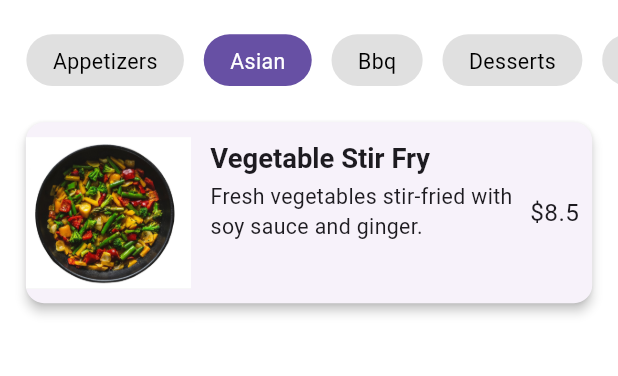
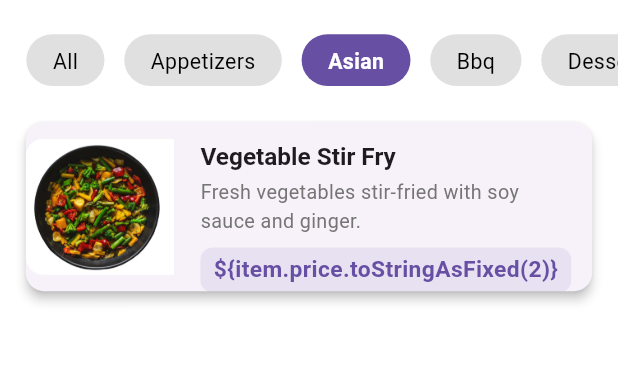
Before and after one commit to YoussefShawky0/iti_flutter_labs_2025, a Flutter app: the screen it shows after launch, after a tap on "Appetizers", after a tap on "Asian", on a phone screen of 412 x 824 dp, the part 62-438 px from its top. Run offline on Flutter 3.47's test engine with Material 3 defaults, Android fonts, the phone set to English and light mode, and no system bars; our stand-ins replace flutter_screenutil.

Commit message:
Refactor HomeScreen and MenuCard for improved category filtering and layout responsiveness

```diff
--- a/Flutter_Labs/restaurant_menu_app/lib/screens/home.dart
+++ b/Flutter_Labs/restaurant_menu_app/lib/screens/home.dart
@@ -12,16 +12,19 @@ class HomeScreen extends StatefulWidget {
 }
 
 class _HomeScreenState extends State<HomeScreen> {
-  String selectedCategory = "Main";
+  String selectedCategory = "All";
 
   @override
   Widget build(BuildContext context) {
-    final filteredItems = menuItems
-        .where(
-          (item) =>
-              item.category.toLowerCase() == selectedCategory.toLowerCase(),
-        )
-        .toList();
+    final filteredItems = selectedCategory == "All"
+        ? menuItems
+        : menuItems
+              .where(
+                (item) =>
+                    item.category.toLowerCase() ==
+                    selectedCategory.toLowerCase(),
+              )
+              .toList();
 
     return Scaffold(
       appBar: AppBar(title: const Text("RESTAURANT MENU")),
@@ -40,8 +43,8 @@ class _HomeScreenState extends State<HomeScreen> {
               itemCount: filteredItems.length,
               physics: const BouncingScrollPhysics(),
               gridDelegate: SliverGridDelegateWithFixedCrossAxisCount(
-                crossAxisCount: 1.sw > 600 ? 2 : 1,
-                childAspectRatio: 3,
+                crossAxisCount: _getCrossAxisCount(context),
+                childAspectRatio: _getChildAspectRatio(context),
                 crossAxisSpacing: 12.w,
                 mainAxisSpacing: 12.h,
               ),
@@ -54,4 +57,18 @@ class _HomeScreenState extends State<HomeScreen> {
       ),
     );
   }
+
+  int _getCrossAxisCount(BuildContext context) {
+    final width = MediaQuery.of(context).size.width;
+    if (width > 1200) return 3;
+    if (width > 800) return 2;
+    return 1;
+  }
+
+  double _getChildAspectRatio(BuildContext context) {
+    final width = MediaQuery.of(context).size.width;
+    if (width > 1200) return 2.5;
+    if (width > 800) return 2.8;
+    return 3.2;
+  }
 }
--- a/Flutter_Labs/restaurant_menu_app/lib/widgets/category_tab_bar_widget.dart
+++ b/Flutter_Labs/restaurant_menu_app/lib/widgets/category_tab_bar_widget.dart
@@ -18,16 +18,17 @@ class CategoryTabBar extends StatelessWidget {
   @override
   Widget build(BuildContext context) {
     final categories = CategoryModel.fromMenuItems(allMenuItems);
+    final allCategories = ['All', ...categories];
 
     return SizedBox(
       height: 50.h,
       child: ListView.separated(
         scrollDirection: Axis.horizontal,
         padding: EdgeInsets.symmetric(horizontal: 16.w, vertical: 8.h),
-        itemCount: categories.length,
+        itemCount: allCategories.length,
         separatorBuilder: (_, __) => SizedBox(width: 12.w),
         itemBuilder: (context, index) {
-          final category = categories[index];
+          final category = allCategories[index];
           final isSelected = selected == category;
 
           return GestureDetector(
@@ -46,6 +47,9 @@ class CategoryTabBar extends StatelessWidget {
                   style: TextStyle(
                     fontSize: 14.sp,
                     color: isSelected ? Colors.white : Colors.black,
+                    fontWeight: isSelected
+                        ? FontWeight.bold
+                        : FontWeight.normal,
                   ),
                 ),
               ),
--- a/Flutter_Labs/restaurant_menu_app/lib/widgets/menu_card_widget.dart
+++ b/Flutter_Labs/restaurant_menu_app/lib/widgets/menu_card_widget.dart
@@ -13,29 +13,138 @@ class MenuCard extends StatelessWidget {
       elevation: 3,
       clipBehavior: Clip.antiAlias,
       shape: RoundedRectangleBorder(borderRadius: BorderRadius.circular(12.r)),
+      child: IntrinsicHeight(
         child: Row(
           children: [
-          Image.asset(item.image, width: 100.w, height: 100.h, fit: BoxFit.cover),
+            ClipRRect(
+              borderRadius: BorderRadius.only(
+                topLeft: Radius.circular(12.r),
+                bottomLeft: Radius.circular(12.r),
+              ),
+              child: Container(
+                width: _getImageWidth(context),
+                height: _getImageHeight(context),
+                decoration: BoxDecoration(color: Colors.grey[200]),
+                child: item.image.isNotEmpty
+                    ? Image.asset(
+                        item.image,
+                        fit: BoxFit.cover,
+                        errorBuilder: (context, error, stackTrace) {
+                          return Container(
+                            color: Colors.grey[300],
+                            child: Icon(
+                              Icons.restaurant,
+                              size: 40.sp,
+                              color: Colors.grey[600],
+                            ),
+                          );
+                        },
+                      )
+                    : Icon(
+                        Icons.restaurant,
+                        size: 40.sp,
+                        color: Colors.grey[600],
+                      ),
+              ),
+            ),
+
             SizedBox(width: 12.w),
+
             Expanded(
               child: Padding(
-              padding: EdgeInsets.symmetric(vertical: 12.h),
+                padding: EdgeInsets.symmetric(vertical: 12.h, horizontal: 4.w),
                 child: Column(
                   crossAxisAlignment: CrossAxisAlignment.start,
+                  mainAxisAlignment: MainAxisAlignment.center,
                   children: [
-                  Text(item.name, style: Theme.of(context).textTheme.titleLarge),
+                    Text(
+                      item.name,
+                      style: Theme.of(context).textTheme.titleLarge?.copyWith(
+                        fontWeight: FontWeight.bold,
+                        fontSize: _getTitleFontSize(context),
+                      ),
+                      maxLines: 1,
+                      overflow: TextOverflow.ellipsis,
+                    ),
+
                     SizedBox(height: 4.h),
-                  Text(item.description, style: Theme.of(context).textTheme.bodyMedium),
+
+                    Text(
+                      item.description,
+                      style: Theme.of(context).textTheme.bodyMedium?.copyWith(
+                        color: Colors.grey[600],
+                        fontSize: _getDescriptionFontSize(context),
+                      ),
+                      maxLines: 2,
+                      overflow: TextOverflow.ellipsis,
+                    ),
+
+                    SizedBox(height: 8.h),
+
+                    Container(
+                      padding: EdgeInsets.symmetric(
+                        horizontal: 8.w,
+                        vertical: 4.h,
+                      ),
+                      decoration: BoxDecoration(
+                        color: Theme.of(
+                          context,
+                        ).colorScheme.primary.withOpacity(0.1),
+                        borderRadius: BorderRadius.circular(8.r),
+                      ),
+                      child: Text(
+                        "\${item.price.toStringAsFixed(2)}",
+                        style: TextStyle(
+                          fontSize: _getPriceFontSize(context),
+                          fontWeight: FontWeight.bold,
+                          color: Theme.of(context).colorScheme.primary,
+                        ),
+                      ),
+                    ),
                   ],
                 ),
               ),
             ),
-          Padding(
-            padding: EdgeInsets.all(8.w),
-            child: Text("\$${item.price}", style: TextStyle(fontSize: 16.sp)),
+
+            SizedBox(width: 8.w),
+          ],
         ),
-        ],
       ),
     );
   }
+
+  double _getImageWidth(BuildContext context) {
+    final width = MediaQuery.of(context).size.width;
+    if (width > 1200) return 120.w;
+    if (width > 800) return 100.w;
+    return 90.w;
   }
+
+  double _getImageHeight(BuildContext context) {
+    final width = MediaQuery.of(context).size.width;
+    if (width > 1200) return 120.h;
+    if (width > 800) return 100.h;
+    return 90.h;
+  }
+
+  double _getTitleFontSize(BuildContext context) {
+    final width = MediaQuery.of(context).size.width;
+    if (width > 1200) return 20.sp;
+    if (width > 800) return 18.sp;
+    return 16.sp;
+  }
+
+  double _getDescriptionFontSize(BuildContext context) {
+    final width = MediaQuery.of(context).size.width;
+    if (width > 1200) return 16.sp;
+    if (width > 800) return 14.sp;
+    return 13.sp;
+  }
+
+  double _getPriceFontSize(BuildContext context) {
+    final width = MediaQuery.of(context).size.width;
+    if (width > 1200) return 18.sp;
+    if (width > 800) return 16.sp;
+    return 15.sp;
+  }
+}
```
Lines whose indentation alone changed are shown as unchanged.
